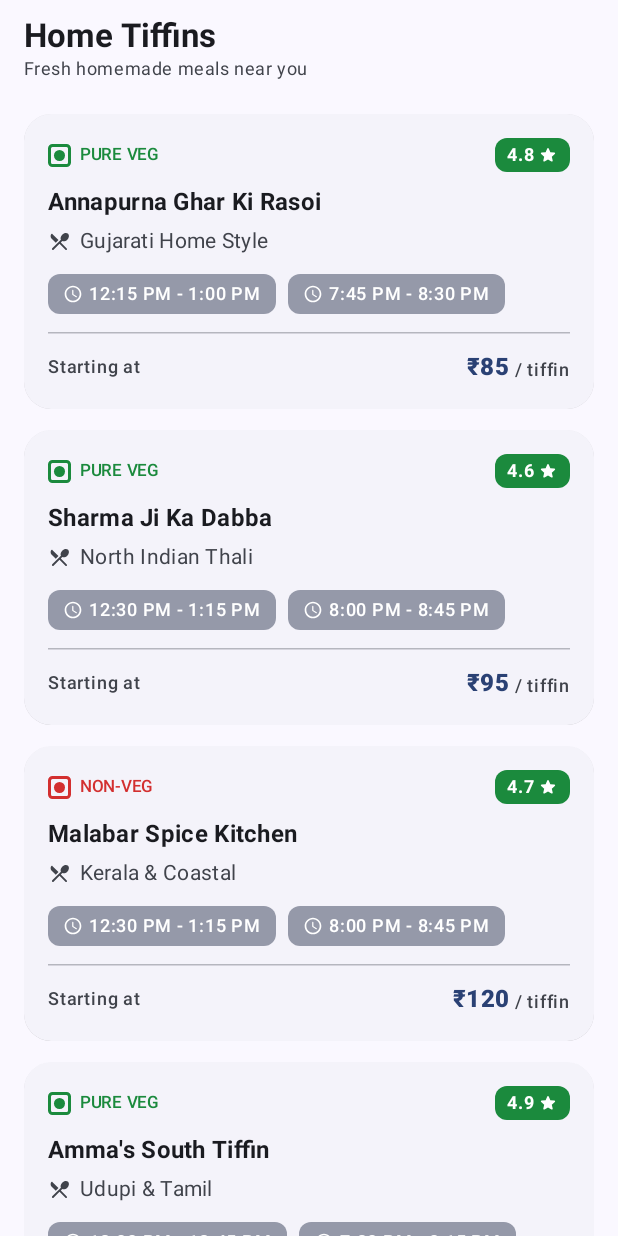
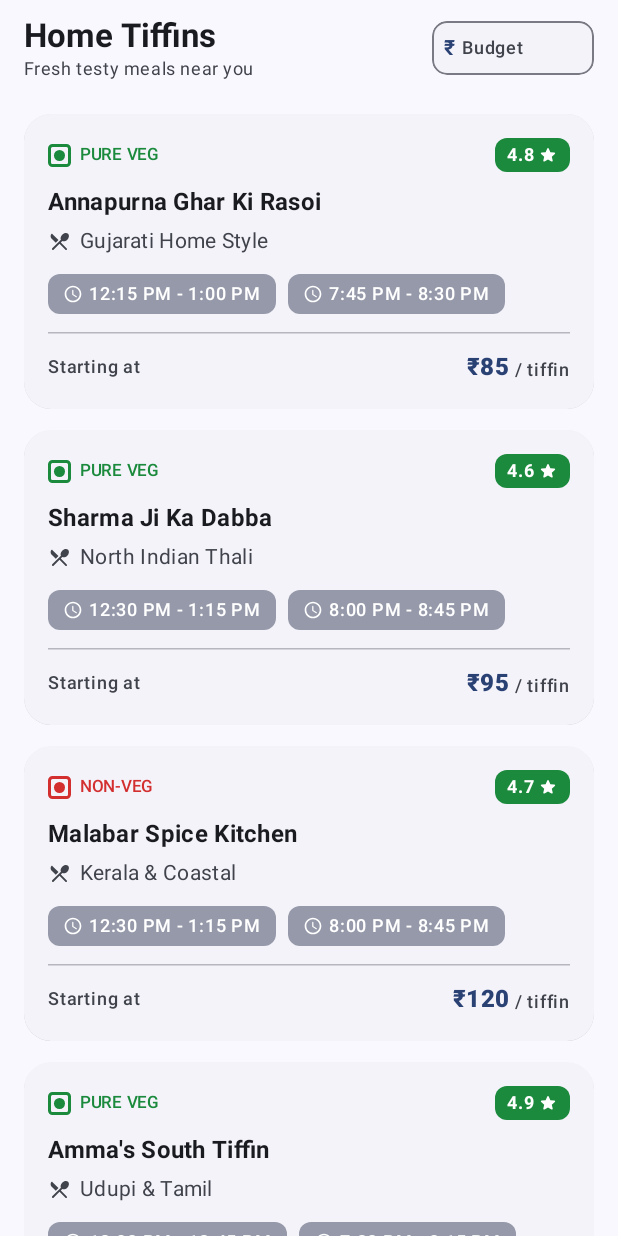
Before and after one commit to sujals-android-world/Tiffin, an Android app built with Jetpack Compose: the screen it shows after launch (MainActivity), on a phone screen of 412 x 824 dp. Run offline under Robolectric (Android 15) with nearby library versions, the phone set to English and light mode, and no system bars.

Commit message:
feat: add compact budget filter input in top bar

```diff
--- a/app/src/main/java/com/example/tiffin/presentation/screen/KitchenListScreen.kt
+++ b/app/src/main/java/com/example/tiffin/presentation/screen/KitchenListScreen.kt
@@ -2,6 +2,7 @@ package com.example.tiffin.presentation.screen
 
 import androidx.compose.foundation.BorderStroke
 import androidx.compose.foundation.background
+import androidx.compose.foundation.border
 import androidx.compose.foundation.clickable
 import androidx.compose.foundation.layout.Arrangement
 import androidx.compose.foundation.layout.Box
@@ -21,8 +22,11 @@ import androidx.compose.foundation.lazy.LazyColumn
 import androidx.compose.foundation.lazy.items
 import androidx.compose.foundation.shape.CircleShape
 import androidx.compose.foundation.shape.RoundedCornerShape
+import androidx.compose.foundation.text.BasicTextField
+import androidx.compose.foundation.text.KeyboardOptions
 import androidx.compose.material.icons.Icons
 import androidx.compose.material.icons.rounded.AccessTime
+import androidx.compose.material.icons.rounded.Close
 import androidx.compose.material.icons.rounded.RestaurantMenu
 import androidx.compose.material.icons.rounded.Star
 import androidx.compose.material3.CardDefaults
@@ -38,11 +42,18 @@ import androidx.compose.material3.Text
 import androidx.compose.material3.TopAppBar
 import androidx.compose.material3.TopAppBarDefaults
 import androidx.compose.runtime.Composable
+import androidx.compose.runtime.getValue
+import androidx.compose.runtime.mutableStateOf
+import androidx.compose.runtime.remember
+import androidx.compose.runtime.saveable.rememberSaveable
+import androidx.compose.runtime.setValue
 import androidx.compose.ui.Alignment
 import androidx.compose.ui.Modifier
 import androidx.compose.ui.draw.clip
 import androidx.compose.ui.graphics.Color
+import androidx.compose.ui.graphics.SolidColor
 import androidx.compose.ui.text.font.FontWeight
+import androidx.compose.ui.text.input.KeyboardType
 import androidx.compose.ui.unit.dp
 import com.example.tiffin.domain.Kitchen
 import com.example.tiffin.domain.KitchenListUiState
@@ -53,6 +64,17 @@ fun KitchenListScreen(
     state: KitchenListUiState,
     onKitchenClick: (String) -> Unit
 ) {
+    var budgetInput by rememberSaveable { mutableStateOf("") }
+    val maxBudget = budgetInput.toIntOrNull()
+
+    val filteredKitchens = remember(state.kitchens, maxBudget) {
+        if (maxBudget == null) {
+            state.kitchens
+        } else {
+            state.kitchens.filter { it.pricePerTiffin <= maxBudget }
+        }
+    }
+
     Scaffold(
         containerColor = MaterialTheme.colorScheme.background,
         topBar = {
@@ -66,11 +88,21 @@ fun KitchenListScreen(
                             color = MaterialTheme.colorScheme.onSurface
                         )
                         Text(
-                            text = "Fresh homemade meals near you",
+                            text = "Fresh testy meals near you",
                             style = MaterialTheme.typography.bodySmall,
                             color = MaterialTheme.colorScheme.onSurfaceVariant
                         )
                     }
+                },
+                actions = {
+                    CompactBudgetInput(
+                        budgetInput = budgetInput,
+                        onBudgetChange = { input ->
+                            budgetInput = input.filter { it.isDigit() }.take(4)
+                        },
+                        onClear = { budgetInput = "" },
+                        modifier = Modifier.padding(end = 12.dp)
+                    )
                 },
                 colors = TopAppBarDefaults.topAppBarColors(
                     containerColor = MaterialTheme.colorScheme.background
@@ -106,6 +138,22 @@ fun KitchenListScreen(
                 }
             }
 
+            filteredKitchens.isEmpty() -> {
+                Box(
+                    modifier = Modifier
+                        .fillMaxSize()
+                        .padding(innerPadding)
+                        .padding(24.dp),
+                    contentAlignment = Alignment.Center
+                ) {
+                    Text(
+                        text = "No kitchens under ₹$maxBudget",
+                        style = MaterialTheme.typography.bodyLarge,
+                        color = MaterialTheme.colorScheme.onSurfaceVariant
+                    )
+                }
+            }
+
             else -> {
                 LazyColumn(
                     modifier = Modifier
@@ -115,7 +163,7 @@ fun KitchenListScreen(
                     verticalArrangement = Arrangement.spacedBy(14.dp)
                 ) {
                     items(
-                        items = state.kitchens,
+                        items = filteredKitchens,
                         key = { it.id }
                     ) { kitchen ->
                         KitchenCard(
@@ -124,6 +172,85 @@ fun KitchenListScreen(
                         )
                     }
                 }
+            }
+        }
+    }
+}
+
+@Composable
+private fun CompactBudgetInput(
+    budgetInput: String,
+    onBudgetChange: (String) -> Unit,
+    onClear: () -> Unit,
+    modifier: Modifier = Modifier
+) {
+    val isActive = budgetInput.isNotEmpty()
+    val borderColor = if (isActive) {
+        MaterialTheme.colorScheme.primary
+    } else {
+        MaterialTheme.colorScheme.outlineVariant
+    }
+
+    Row(
+        modifier = modifier
+            .height(36.dp)
+            .width(108.dp)
+            .clip(RoundedCornerShape(10.dp))
+            .background(MaterialTheme.colorScheme.surfaceContainerLow)
+            .border(1.dp, borderColor, RoundedCornerShape(10.dp))
+            .padding(horizontal = 8.dp),
+        verticalAlignment = Alignment.CenterVertically
+    ) {
+        Text(
+            text = "₹",
+            style = MaterialTheme.typography.labelLarge,
+            fontWeight = FontWeight.Bold,
+            color = MaterialTheme.colorScheme.primary
+        )
+
+        Spacer(modifier = Modifier.width(4.dp))
+
+        Box(
+            modifier = Modifier.weight(1f),
+            contentAlignment = Alignment.CenterStart
+        ) {
+            if (budgetInput.isEmpty()) {
+                Text(
+                    text = "Budget",
+                    style = MaterialTheme.typography.labelMedium,
+                    color = MaterialTheme.colorScheme.onSurfaceVariant
+                )
+            }
+            BasicTextField(
+                value = budgetInput,
+                onValueChange = onBudgetChange,
+                singleLine = true,
+                textStyle = MaterialTheme.typography.labelLarge.copy(
+                    color = MaterialTheme.colorScheme.onSurface,
+                    fontWeight = FontWeight.SemiBold
+                ),
+                cursorBrush = SolidColor(MaterialTheme.colorScheme.primary),
+                keyboardOptions = KeyboardOptions(keyboardType = KeyboardType.Number),
+                modifier = Modifier.fillMaxWidth()
+            )
+        }
+
+        if (isActive) {
+            Spacer(modifier = Modifier.width(4.dp))
+            Box(
+                modifier = Modifier
+                    .size(18.dp)
+                    .clip(CircleShape)
+                    .background(MaterialTheme.colorScheme.secondaryContainer)
+                    .clickable(onClick = onClear),
+                contentAlignment = Alignment.Center
+            ) {
+                Icon(
+                    imageVector = Icons.Rounded.Close,
+                    contentDescription = "Clear budget",
+                    modifier = Modifier.size(12.dp),
+                    tint = MaterialTheme.colorScheme.onSecondaryContainer
+                )
             }
         }
     }
```
